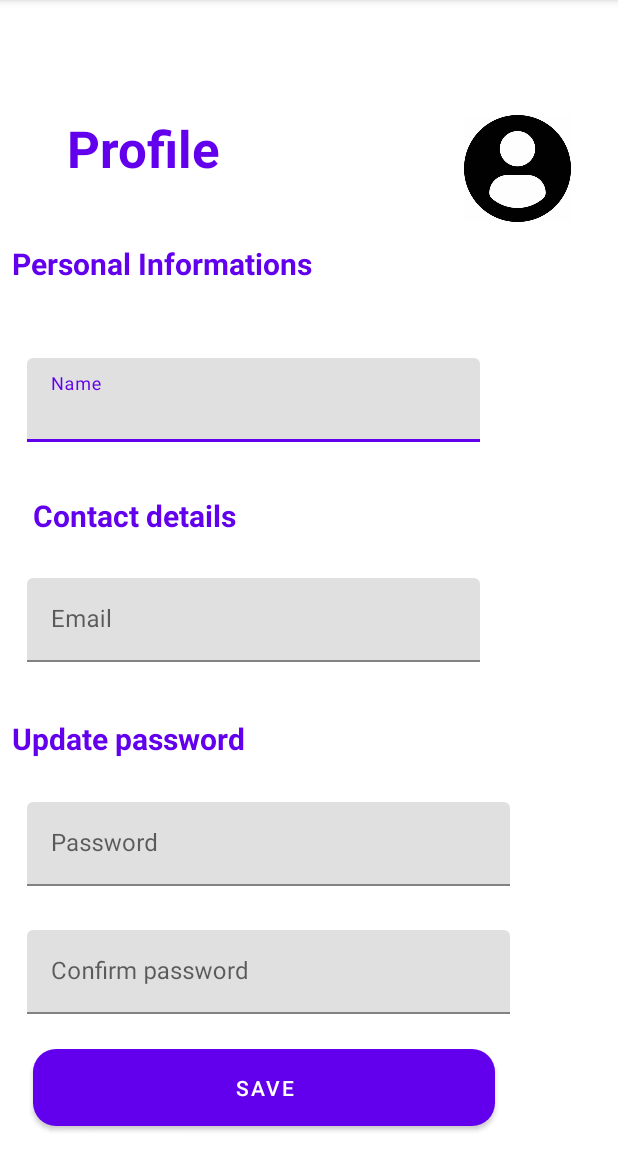
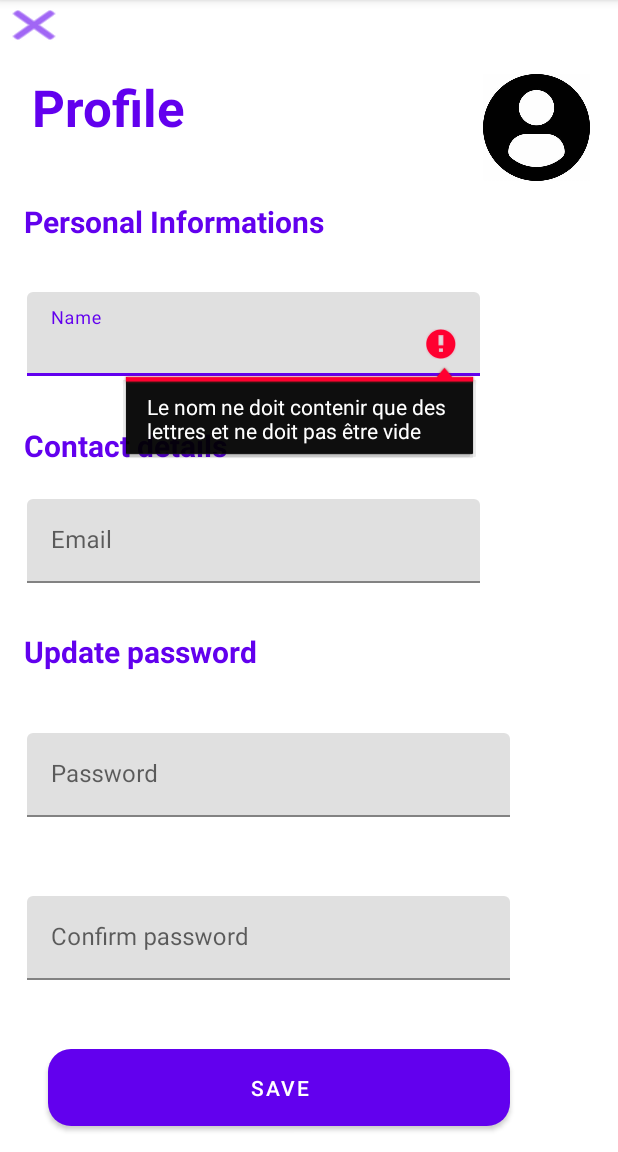
Before and after one commit to YasserManouzi/StageEtu, an Android app: the ModificationProfile screen opened directly, with no data from a screen before it, after a tap on "SAVE", on a phone screen of 412 x 824 dp, the part 84-1236 px from its top. Run offline under Robolectric (Android 15) with nearby library versions, the phone set to English and light mode, and no system bars; our stand-ins replace Firebase (no records; nobody signed in at launch, a user with empty details on screens opened directly).

Commit message:
Activité de modification de profil terminé

```diff
--- a/app/build.gradle
+++ b/app/build.gradle
@@ -44,6 +44,9 @@ dependencies {
     implementation platform('com.google.firebase:firebase-bom:32.7.0')
     implementation 'com.google.firebase:firebase-analytics'
     implementation 'com.google.firebase:firebase-auth:22.3.0'
+    implementation 'com.google.firebase:firebase-storage:20.3.0'
+    implementation 'com.github.bumptech.glide:glide:4.12.0'
+    annotationProcessor 'com.github.bumptech.glide:compiler:4.12.0'
     testImplementation 'junit:junit:4.13.2'
     androidTestImplementation 'androidx.test.ext:junit:1.1.5'
     androidTestImplementation 'androidx.test.espresso:espresso-core:3.5.1'
--- a/app/src/main/AndroidManifest.xml
+++ b/app/src/main/AndroidManifest.xml
@@ -1,6 +1,9 @@
 <?xml version="1.0" encoding="utf-8"?>
 <manifest xmlns:android="http://schemas.android.com/apk/res/android"
     xmlns:tools="http://schemas.android.com/tools">
+
+    <uses-permission android:name="android.permission.READ_EXTERNAL_STORAGE" />
+
 
     <application
         android:allowBackup="true"
--- a/app/src/main/java/com/example/gestonstages/ModificationProfile.java
+++ b/app/src/main/java/com/example/gestonstages/ModificationProfile.java
@@ -1,14 +1,251 @@
 package com.example.gestonstages;
 
+import android.content.Intent;
+import android.content.pm.PackageManager;
+import android.net.Uri;
+import android.os.Bundle;
+import android.text.TextUtils;
+import android.util.Log;
+import android.util.Patterns;
+import android.view.View;
+import android.widget.ImageView;
+import android.widget.Toast;
+
+import androidx.annotation.NonNull;
 import androidx.appcompat.app.AppCompatActivity;
+import androidx.core.app.ActivityCompat;
+import androidx.core.content.ContextCompat;
 
-import android.os.Bundle;
+import com.bumptech.glide.Glide;
+import com.google.android.gms.tasks.OnCompleteListener;
+import com.google.android.gms.tasks.OnFailureListener;
+import com.google.android.gms.tasks.OnSuccessListener;
+import com.google.android.material.textfield.TextInputEditText;
+import com.google.firebase.auth.FirebaseAuth;
+import com.google.firebase.auth.FirebaseUser;
+import com.google.firebase.auth.UserProfileChangeRequest;
+import com.google.firebase.storage.FirebaseStorage;
+import com.google.firebase.storage.StorageReference;
+import com.google.firebase.storage.UploadTask;
 
 public class ModificationProfile extends AppCompatActivity {
+
+    private static final int REQUEST_IMAGE_PICK = 1;
+
+    private FirebaseAuth mAuth;
+    private FirebaseStorage storage;
+    ImageView img_profile;
+
+
+    TextInputEditText tiet_nom, tiet_courriel, tiet_mdp, tiet_mdpConfirmation;
 
     @Override
     protected void onCreate(Bundle savedInstanceState) {
         super.onCreate(savedInstanceState);
         setContentView(R.layout.activity_modification_profile);
+
+        tiet_nom = findViewById(R.id.tiet_nom);
+        tiet_courriel = findViewById(R.id.tiet_courrielModifier);
+        tiet_mdp = findViewById(R.id.tiet_mdpModfier);
+        tiet_mdpConfirmation = findViewById(R.id.tiet_mdpConfirmationModfier);
+        img_profile = findViewById(R.id.img_profile);
+        mAuth = FirebaseAuth.getInstance();
+        storage = FirebaseStorage.getInstance();
+
+        FirebaseUser utilisateur = mAuth.getCurrentUser();
+
+
+        tiet_courriel.setText(utilisateur.getEmail());
+
+        if (utilisateur.getDisplayName() != null) {
+            tiet_nom.setText(utilisateur.getDisplayName());
+            loadProfileImage();
+
+
+
+
+        }
+
+
+    }
+
+    private void loadProfileImage() {
+        FirebaseUser utilisateurActuel = mAuth.getCurrentUser();
+        if (utilisateurActuel != null) {
+            StorageReference storageRef = storage.getReference();
+            StorageReference imageRef = storageRef.child("images/" + utilisateurActuel.getUid() + "/profile_image.jpg");
+
+            imageRef.getDownloadUrl().addOnSuccessListener(new OnSuccessListener<Uri>() {
+                @Override
+                public void onSuccess(Uri uri) {
+
+                    Glide.with(ModificationProfile.this)
+                            .load(uri)
+                            .placeholder(R.drawable.img_profile)
+                            .into(img_profile);
+                }
+            }).addOnFailureListener(new OnFailureListener() {
+                @Override
+                public void onFailure(@NonNull Exception e) {
+                    Log.e("ModificationProfile", "Erreur lors du chargement de l'image de profil", e);
+                }
+            });
+        }
+    }
+
+    private void choisirImageProfil() {
+
+            Intent intent = new Intent(Intent.ACTION_PICK);
+            intent.setType("image/*");
+            startActivityForResult(intent, REQUEST_IMAGE_PICK);
+        }
+
+
+
+    @Override
+    protected void onActivityResult(int requestCode, int resultCode, Intent data) {
+        super.onActivityResult(requestCode, resultCode, data);
+
+        if (requestCode == 1 && resultCode == RESULT_OK && data != null && data.getData() != null) {
+            Uri imageUri = data.getData();
+            Log.d("ModificationProfile", "Image Uri: " + imageUri.toString());
+
+            ajouterImageProfilFirebase(imageUri);
+            img_profile.setImageURI(imageUri);
+        } else {
+            Log.d("ModificationProfile", "La sélection d'image a échoué.");
+        }
+    }
+
+
+
+    private void ajouterImageProfilFirebase(Uri imageUri) {
+        FirebaseUser utilisateurActuel = mAuth.getCurrentUser();
+
+        if (utilisateurActuel != null) {
+            StorageReference storageRef = storage.getReference();
+            StorageReference imageRef = storageRef.child("images/" + utilisateurActuel.getUid() + "/profile_image.jpg");
+
+            imageRef.putFile(imageUri)
+                    .addOnSuccessListener(new OnSuccessListener<UploadTask.TaskSnapshot>() {
+                        @Override
+                        public void onSuccess(UploadTask.TaskSnapshot taskSnapshot) {
+                            imageRef.getDownloadUrl().addOnSuccessListener(new OnSuccessListener<Uri>() {
+                                @Override
+                                public void onSuccess(Uri uri) {
+                                    Toast.makeText(ModificationProfile.this, "Image de profil ajoutée avec succès.", Toast.LENGTH_SHORT).show();
+
+                                    Glide.with(ModificationProfile.this)
+                                            .load(uri)
+                                            .placeholder(R.drawable.img_profile)
+                                            .into(img_profile);
+                                }
+                            });
+                        }
+                    })
+                    .addOnFailureListener(new OnFailureListener() {
+                        @Override
+                        public void onFailure(@NonNull Exception e) {
+                            Toast.makeText(ModificationProfile.this, "Erreur lors de l'ajout de l'image de profil.", Toast.LENGTH_SHORT).show();
+                        }
+                    });
+        }
+    }
+
+    public void onClickFermer(View view) {
+        Intent intentAccueil = new Intent(this, ActiviteAccueil.class);
+        startActivity(intentAccueil);
+    }
+
+    public void onCliclSauvegarder(View view) {
+        FirebaseUser utilisateurActuel = mAuth.getCurrentUser();
+
+        if (utilisateurActuel != null) {
+            String nouveauNom = tiet_nom.getText().toString().trim();
+            String regexLettresSeulement = "^[a-zA-Z]+$";
+
+            if (!nouveauNom.matches(regexLettresSeulement)) {
+                tiet_nom.setError("Le nom ne doit contenir que des lettres et ne doit pas être vide");
+                tiet_nom.requestFocus();
+                return;
+            }
+
+            UserProfileChangeRequest profilAJour = new UserProfileChangeRequest.Builder()
+                    .setDisplayName(nouveauNom)
+                    .build();
+
+            utilisateurActuel.updateProfile(profilAJour)
+                    .addOnCompleteListener(new OnCompleteListener<Void>() {
+                        @Override
+                        public void onComplete(@NonNull com.google.android.gms.tasks.Task<Void> task) {
+                            if (task.isSuccessful()) {
+                                Log.d("TAG", "Profil mis à jour avec succès");
+
+                                String nouveauCourriel = tiet_courriel.getText().toString().trim();
+
+                                if (Patterns.EMAIL_ADDRESS.matcher(nouveauCourriel).matches()) {
+                                    utilisateurActuel.verifyBeforeUpdateEmail(nouveauCourriel)
+                                            .addOnCompleteListener(new OnCompleteListener<Void>() {
+                                                @Override
+                                                public void onComplete(@NonNull com.google.android.gms.tasks.Task<Void> task) {
+                                                    if (task.isSuccessful()) {
+                                                        Log.d("TAG", "Adresse e-mail mise à jour avec succès");
+
+                                                        String nouveauMotDePasse = tiet_mdp.getText().toString().trim();
+                                                        String nouveauMotDePasseConfirmation = tiet_mdpConfirmation.getText().toString().trim();
+
+                                                        if (!TextUtils.isEmpty(nouveauMotDePasse)) {
+                                                            if (nouveauMotDePasse.length() >= 10) {
+                                                                if (!TextUtils.isEmpty(nouveauMotDePasseConfirmation) && nouveauMotDePasseConfirmation.equals(nouveauMotDePasse)) {
+                                                                    utilisateurActuel.updatePassword(nouveauMotDePasse)
+                                                                            .addOnCompleteListener(new OnCompleteListener<Void>() {
+                                                                                @Override
+                                                                                public void onComplete(@NonNull com.google.android.gms.tasks.Task<Void> task) {
+                                                                                    if (task.isSuccessful()) {
+                                                                                        Log.d("TAG", "Mot de passe mis à jour avec succès");
+                                                                                        Toast.makeText(ModificationProfile.this, "Profil mise à jour avec succès", Toast.LENGTH_SHORT).show();
+                                                                                        Intent intent = new Intent(ModificationProfile.this, ActiviteAccueil.class);
+                                                                                        startActivity(intent);
+                                                                                    } else {
+                                                                                        Log.d("TAG", "ERREUR ! Le mot de passe n'a pas pu être mis à jour");
+                                                                                    }
+                                                                                }
+                                                                            });
+                                                                } else {
+                                                                    tiet_mdpConfirmation.setError("Les mots de passe ne correspondent pas ou le champ est vide");
+                                                                    tiet_mdpConfirmation.requestFocus();
+                                                                }
+                                                            } else {
+                                                                tiet_mdp.setError("Le mot de passe est invalide");
+                                                            }
+                                                        } else {
+                                                            tiet_mdp.setError("Veuillez saisir le mot de passe");
+                                                            tiet_mdp.requestFocus();
+                                                        }
+                                                    } else {
+                                                        tiet_courriel.setError("Échec de la mise à jour de l'adresse e-mail");
+                                                        tiet_courriel.requestFocus();
+                                                    }
+                                                }
+                                            });
+                                } else {
+                                    tiet_courriel.setError("Format invalide pour le courriel !");
+                                    tiet_courriel.requestFocus();
+                                }
+                            } else {
+                                Log.w("TAG", "Échec de la mise à jour du profil", task.getException());
+                            }
+                        }
+                    });
+        }
+    }
+
+
+
+
+
+    public void onClickTeleverserImage(View view) {
+
+        choisirImageProfil();
     }
 }
--- a/app/src/main/res/layout/activity_modification_profile.xml
+++ b/app/src/main/res/layout/activity_modification_profile.xml
@@ -9,11 +9,12 @@
 
     <TextView
         android:id="@+id/tv_titreProfil"
-        android:layout_width="175dp"
-        android:layout_height="43dp"
+        android:layout_width="128dp"
+        android:layout_height="41dp"
         android:layout_marginStart="8dp"
         android:layout_marginTop="8dp"
         android:layout_marginEnd="8dp"
+        android:gravity="left"
         android:text="@string/tv_titreProfil"
         android:textAlignment="center"
         android:textColor="@color/purple_500"
@@ -24,20 +25,20 @@
         app:layout_constraintHorizontal_bias="0.0"
         app:layout_constraintStart_toStartOf="parent"
         app:layout_constraintTop_toTopOf="parent"
-        app:layout_constraintVertical_bias="0.095" />
-
+        app:layout_constraintVertical_bias="0.057" />
 
     <ImageView
         android:id="@+id/img_profile"
         android:layout_width="102dp"
         android:layout_height="71dp"
         android:src="@drawable/img_profile"
+        android:onClick="onClickTeleverserImage"
         app:layout_constraintBottom_toBottomOf="parent"
         app:layout_constraintEnd_toEndOf="parent"
-        app:layout_constraintHorizontal_bias="0.948"
+        app:layout_constraintHorizontal_bias="0.99"
         app:layout_constraintStart_toStartOf="parent"
         app:layout_constraintTop_toTopOf="parent"
-        app:layout_constraintVertical_bias="0.11" />
+        app:layout_constraintVertical_bias="0.071" />
 
     <TextView
         android:id="@+id/tv_titreInfoPerso"
@@ -49,10 +50,10 @@
         android:textStyle="bold"
         app:layout_constraintBottom_toBottomOf="parent"
         app:layout_constraintEnd_toEndOf="parent"
-        app:layout_constraintHorizontal_bias="0.051"
+        app:layout_constraintHorizontal_bias="0.103"
         app:layout_constraintStart_toStartOf="parent"
         app:layout_constraintTop_toTopOf="parent"
-        app:layout_constraintVertical_bias="0.221" />
+        app:layout_constraintVertical_bias="0.183" />
 
     <com.google.android.material.textfield.TextInputLayout
         android:id="@+id/til_nom"
@@ -69,7 +70,7 @@
         app:layout_constraintHorizontal_bias="0.08"
         app:layout_constraintStart_toStartOf="parent"
         app:layout_constraintTop_toTopOf="parent"
-        app:layout_constraintVertical_bias="0.339">
+        app:layout_constraintVertical_bias="0.276">
 
         <com.google.android.material.textfield.TextInputEditText
             android:id="@+id/tiet_nom"
@@ -94,7 +95,7 @@
         app:layout_constraintHorizontal_bias="0.08"
         app:layout_constraintStart_toStartOf="parent"
         app:layout_constraintTop_toTopOf="parent"
-        app:layout_constraintVertical_bias="0.547">
+        app:layout_constraintVertical_bias="0.473">
 
         <com.google.android.material.textfield.TextInputEditText
             android:id="@+id/tiet_courrielModifier"
@@ -119,7 +120,7 @@
         app:layout_constraintHorizontal_bias="0.101"
         app:layout_constraintStart_toStartOf="parent"
         app:layout_constraintTop_toTopOf="parent"
-        app:layout_constraintVertical_bias="0.764">
+        app:layout_constraintVertical_bias="0.698">
 
         <com.google.android.material.textfield.TextInputEditText
             android:id="@+id/tiet_mdpModfier"
@@ -144,7 +145,7 @@
         app:layout_constraintHorizontal_bias="0.101"
         app:layout_constraintStart_toStartOf="parent"
         app:layout_constraintTop_toTopOf="parent"
-        app:layout_constraintVertical_bias="0.886">
+        app:layout_constraintVertical_bias="0.853">
 
         <com.google.android.material.textfield.TextInputEditText
             android:id="@+id/tiet_mdpConfirmationModfier"
@@ -164,10 +165,10 @@
         android:textStyle="bold"
         app:layout_constraintBottom_toBottomOf="parent"
         app:layout_constraintEnd_toEndOf="parent"
-        app:layout_constraintHorizontal_bias="0.05"
+        app:layout_constraintHorizontal_bias="0.1"
         app:layout_constraintStart_toStartOf="parent"
         app:layout_constraintTop_toTopOf="parent"
-        app:layout_constraintVertical_bias="0.646" />
+        app:layout_constraintVertical_bias="0.568" />
 
     <TextView
         android:id="@+id/tv_coordonnees"
@@ -179,10 +180,10 @@
         android:textStyle="bold"
         app:layout_constraintBottom_toBottomOf="parent"
         app:layout_constraintEnd_toEndOf="parent"
-        app:layout_constraintHorizontal_bias="0.083"
+        app:layout_constraintHorizontal_bias="0.061"
         app:layout_constraintStart_toStartOf="parent"
         app:layout_constraintTop_toTopOf="parent"
-        app:layout_constraintVertical_bias="0.447" />
+        app:layout_constraintVertical_bias="0.384" />
 
     <Button
         android:id="@+id/btn_sauvegarder"
@@ -193,9 +194,24 @@
         android:text="@string/btn_sauvegarder"
         app:layout_constraintBottom_toBottomOf="parent"
         app:layout_constraintEnd_toEndOf="parent"
-        app:layout_constraintHorizontal_bias="0.213"
+        app:layout_constraintHorizontal_bias="0.31"
         app:layout_constraintStart_toStartOf="parent"
         app:layout_constraintTop_toTopOf="parent"
         app:layout_constraintVertical_bias="0.976" />
 
+    <Button
+        android:id="@+id/button"
+        android:layout_width="45dp"
+        android:layout_height="32dp"
+        android:background="@android:drawable/ic_menu_close_clear_cancel"
+        android:onClick="onClickFermer"
+        app:backgroundTint="@color/purple_500"
+        app:iconTint="@color/purple_500"
+        app:layout_constraintBottom_toBottomOf="@+id/btn_sauvegarder"
+        app:layout_constraintEnd_toEndOf="parent"
+        app:layout_constraintHorizontal_bias="0.0"
+        app:layout_constraintStart_toStartOf="parent"
+        app:layout_constraintTop_toTopOf="parent"
+        app:layout_constraintVertical_bias="0.001" />
+
 </androidx.constraintlayout.widget.ConstraintLayout>
```
